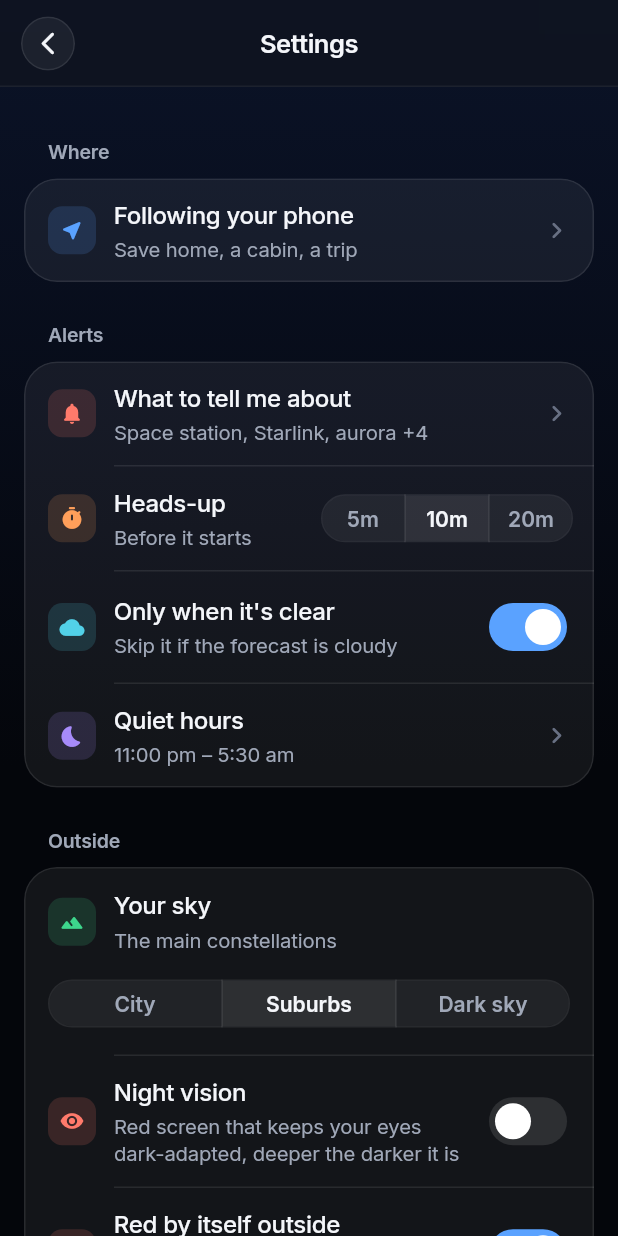
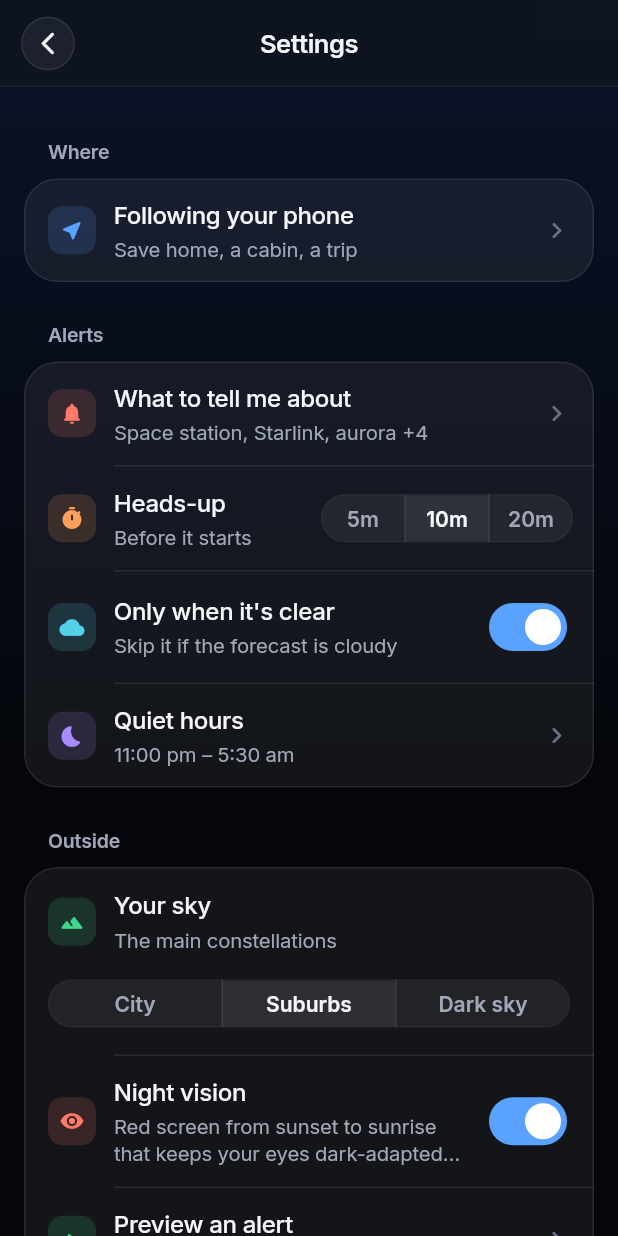
Before and after one commit to brilliant-disruptions/lookup, a Flutter app: the NowScreen screen opened directly, after a tap on the "settings" icon, on a phone screen of 412 x 824 dp. Run offline on Flutter 3.47's test engine with Material 3 defaults, Android fonts, the phone set to English and light mode, and no system bars; our stand-ins replace camera, flutter_local_notifications, flutter_riverpod, flutter_timezone, geolocator, image_picker and 4 more; missing offline and left inert: add_2_calendar, flutter_rotation_sensor, home_widget, satellite_observer, workmanager; accounts and stored records are empty; statements that could not run were skipped.

Commit message:
Night vision is a Settings switch, red from sunset to sunrise
The red eye button is gone from every screen (Tonight, Sky, finder,
Look up now, You caught it, camera view). Settings › Night vision is on
by default and turns the whole app red while the Sun is down where you
are; the ambient-light strength works as before. "Red by itself
outside" and the per-visit override folded into this one rule.

Stored under a new key so installs whose old switch sat at its default
off start with it on. The tour's fourth stop now lights up Settings.

Co-Authored-By: Claude Opus 5.5 <noreply@anthropic.com>

```diff
--- a/lib/domain/models/settings.dart
+++ b/lib/domain/models/settings.dart
@@ -69,8 +69,7 @@ class LookUpSettings {
     this.pairingsEnabled = true,
     this.launchesEnabled = true,
     this.transitsEnabled = true,
-    this.nightVision = false,
-    this.nightVisionAuto = true,
+    this.nightVision = true,
     this.plusCardSnoozedUntil,
     this.leadMinutes = 10,
     this.goNowNudge = true,
@@ -104,12 +103,9 @@ class LookUpSettings {
   /// List ISS transits of the Sun and Moon (never pushed).
   final bool transitsEnabled;
 
-  /// Red-on-black UI that keeps eyes dark-adapted outdoors.
+  /// Red-on-black UI from sunset to sunrise, so eyes stay dark-adapted
+  /// outdoors.
   final bool nightVision;
-
-  /// Turn red by itself on the screens used outside (finder, Look up now,
-  /// You caught it, camera view) when it's dark where they are.
-  final bool nightVisionAuto;
 
   /// "Not now" on Tonight's LookUp+ card hides it until then (UTC).
   final DateTime? plusCardSnoozedUntil;
@@ -178,7 +174,6 @@ class LookUpSettings {
     bool? launchesEnabled,
     bool? transitsEnabled,
     bool? nightVision,
-    bool? nightVisionAuto,
     DateTime? plusCardSnoozedUntil,
     int? leadMinutes,
     bool? goNowNudge,
@@ -210,7 +205,6 @@ class LookUpSettings {
         launchesEnabled: launchesEnabled ?? this.launchesEnabled,
         transitsEnabled: transitsEnabled ?? this.transitsEnabled,
         nightVision: nightVision ?? this.nightVision,
-        nightVisionAuto: nightVisionAuto ?? this.nightVisionAuto,
         plusCardSnoozedUntil: plusCardSnoozedUntil ?? this.plusCardSnoozedUntil,
         leadMinutes: leadMinutes ?? this.leadMinutes,
         goNowNudge: goNowNudge ?? this.goNowNudge,
@@ -244,8 +238,7 @@ class LookUpSettings {
         'pairingsEnabled': pairingsEnabled,
         'launchesEnabled': launchesEnabled,
         'transitsEnabled': transitsEnabled,
-        'nightVision': nightVision,
-        'nightVisionAuto': nightVisionAuto,
+        'nightVisionAfterSunset': nightVision,
         if (plusCardSnoozedUntil != null) 'plusCardSnoozedUntil': plusCardSnoozedUntil!.toIso8601String(),
         'leadMinutes': leadMinutes,
         'goNowNudge': goNowNudge,
@@ -280,8 +273,9 @@ class LookUpSettings {
       pairingsEnabled: j['pairingsEnabled'] as bool? ?? d.pairingsEnabled,
       launchesEnabled: j['launchesEnabled'] as bool? ?? d.launchesEnabled,
       transitsEnabled: j['transitsEnabled'] as bool? ?? d.transitsEnabled,
-      nightVision: j['nightVision'] as bool? ?? d.nightVision,
-      nightVisionAuto: j['nightVisionAuto'] as bool? ?? d.nightVisionAuto,
+      // A new key: the old one-tap switch was off unless tapped, which says
+      // nothing about wanting red after dark, so everyone starts with it on.
+      nightVision: j['nightVisionAfterSunset'] as bool? ?? d.nightVision,
       plusCardSnoozedUntil: DateTime.tryParse(j['plusCardSnoozedUntil'] as String? ?? '')?.toUtc(),
       leadMinutes: j['leadMinutes'] as int? ?? d.leadMinutes,
       goNowNudge: j['goNowNudge'] as bool? ?? d.goNowNudge,
--- a/lib/domain/sky/night_safe.dart
+++ b/lib/domain/sky/night_safe.dart
@@ -1,15 +1,12 @@
-/// Whether the screen should be red right now. Night vision is either on
-/// (the switch), or comes on by itself on the screens used outside once
-/// it's dark there, unless the person has said otherwise on that screen.
-/// Pure.
+/// Whether the screen should be red right now: night vision is on (it is
+/// unless they switch it off in Settings) and the Sun is down where they
+/// are, sunset to sunrise. How deep the red goes is the light around the
+/// phone's call (night_vision.dart). Pure.
 library;
 
-/// Sun this far below the horizon counts as dark: civil twilight's end,
-/// when the first stars and the station show and eyes start adapting.
-const nightSafeSunDeg = -6.0;
+/// The Sun's centre this far down is sunset and sunrise: its top edge on
+/// the horizon, refraction included (the almanac's −50′).
+const sunsetSunDeg = -0.833;
 
-bool nightVisionNow({required bool manual, required bool auto, required bool outside, required double? sunAltitudeDeg, bool? override}) {
-  if (override != null && outside) return override;
-  if (manual) return true;
-  return auto && outside && sunAltitudeDeg != null && sunAltitudeDeg <= nightSafeSunDeg;
-}
+bool nightVisionNow({required bool enabled, required double? sunAltitudeDeg}) =>
+    enabled && sunAltitudeDeg != null && sunAltitudeDeg < sunsetSunDeg;
--- a/lib/ui/now_screen.dart
+++ b/lib/ui/now_screen.dart
@@ -14,7 +14,6 @@ import 'favourites_screen.dart';
 import 'format.dart';
 import 'kit/kit.dart';
 import 'look_sheet.dart';
-import 'night_vision_button.dart';
 import 'places_screen.dart';
 import 'plus_card.dart';
 import 'settings_screen.dart';
@@ -44,8 +43,10 @@ class NowScreen extends ConsumerWidget {
         placeKey: TourKeys.place,
         onPlaceTap: () => openPlaces(context),
         actions: [
-          KeyedSubtree(key: TourKeys.nightVision, child: const NightVisionButton()),
-          CircleButton(tooltip: 'Settings', icon: Icons.settings_outlined, onPressed: () => openSettings(context)),
+          KeyedSubtree(
+            key: TourKeys.settings,
+            child: CircleButton(tooltip: 'Settings', icon: Icons.settings_outlined, onPressed: () => openSettings(context)),
+          ),
         ],
       ),
       body: SkyBackdrop(
--- a/lib/ui/settings_screen.dart
+++ b/lib/ui/settings_screen.dart
@@ -135,15 +135,7 @@ class SettingsScreen extends ConsumerWidget {
             value: s.nightVision,
             onChanged: (v) => set((s) => s.copyWith(nightVision: v)),
             title: 'Night vision',
-            subtitle: 'Red screen that keeps your eyes dark-adapted, deeper the darker it is',
-          ),
-          _Switch(
-            icon: Icons.nights_stay_rounded,
-            color: LookUpColors.red,
-            value: s.nightVisionAuto,
-            onChanged: (v) => set((s) => s.copyWith(nightVisionAuto: v)),
-            title: 'Red by itself outside',
-            subtitle: 'In the finder, Look up now and the camera view, once it\'s dark',
+            subtitle: 'Red screen from sunset to sunrise that keeps your eyes dark-adapted, deeper the darker it is',
           ),
           if (ref.watch(widgetPinnableProvider).value ?? false)
             _Row(
--- a/lib/ui/sky/sky_screen.dart
+++ b/lib/ui/sky/sky_screen.dart
@@ -11,7 +11,6 @@ import '../../state/providers.dart';
 import '../../state/sky_state.dart';
 import '../format.dart';
 import '../look_sheet.dart';
-import '../night_vision_button.dart';
 import '../kit/kit.dart';
 import '../places_screen.dart';
 import '../theme.dart';
@@ -115,7 +114,6 @@ class _SkyScreenState extends ConsumerState<SkyScreen> {
         place: _night?.place ?? place,
         onPlaceTap: () => openPlaces(context),
         actions: [
-          const NightVisionButton(),
           CircleButton(
             tooltip: 'Sky through your camera',
             icon: Icons.photo_camera_rounded,
--- a/lib/ui/tour.dart
+++ b/lib/ui/tour.dart
@@ -9,7 +9,7 @@ abstract final class TourKeys {
   static final next = GlobalKey(debugLabel: 'tour:next');
   static final skyTab = GlobalKey(debugLabel: 'tour:sky');
   static final weekTab = GlobalKey(debugLabel: 'tour:week');
-  static final nightVision = GlobalKey(debugLabel: 'tour:night-vision');
+  static final settings = GlobalKey(debugLabel: 'tour:settings');
   static final place = GlobalKey(debugLabel: 'tour:place');
 }
 
@@ -36,10 +36,11 @@ final tourSteps = [
     body: 'What\'s coming this week, any night in the next two, and where it\'s clearer or darker tonight.',
   ),
   SpotlightStep(
-    target: TourKeys.nightVision,
+    target: TourKeys.settings,
     radius: 30,
-    title: 'Red light for outside',
-    body: 'One tap turns the screen red, so your eyes stay used to the dark.',
+    title: 'Red light after dark',
+    body: 'From sunset to sunrise the screen turns red, so your eyes stay used to the dark. '
+        'Switch it off in Settings › Night vision.',
   ),
   SpotlightStep(
     target: TourKeys.place,
```
Also changed, not shown: lib/app.dart (+13 -0 lines), lib/state/night_state.dart (+8 -44 lines), lib/ui/caught_it_screen.dart (+2 -7 lines), lib/ui/finder_screen.dart (+1 -6 lines), lib/ui/look_up_now_screen.dart (+2 -7 lines), lib/ui/night_vision_button.dart (deleted, +0 -100 lines), lib/ui/sky/sky_camera_screen.dart (+1 -6 lines), 6 other files.
